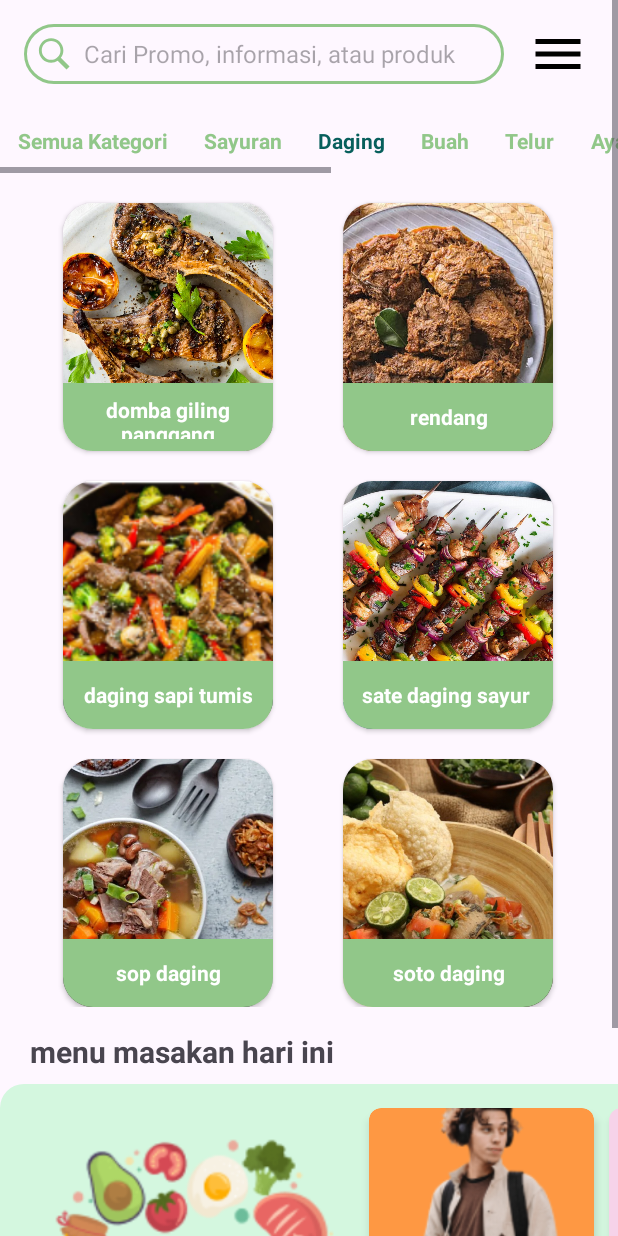
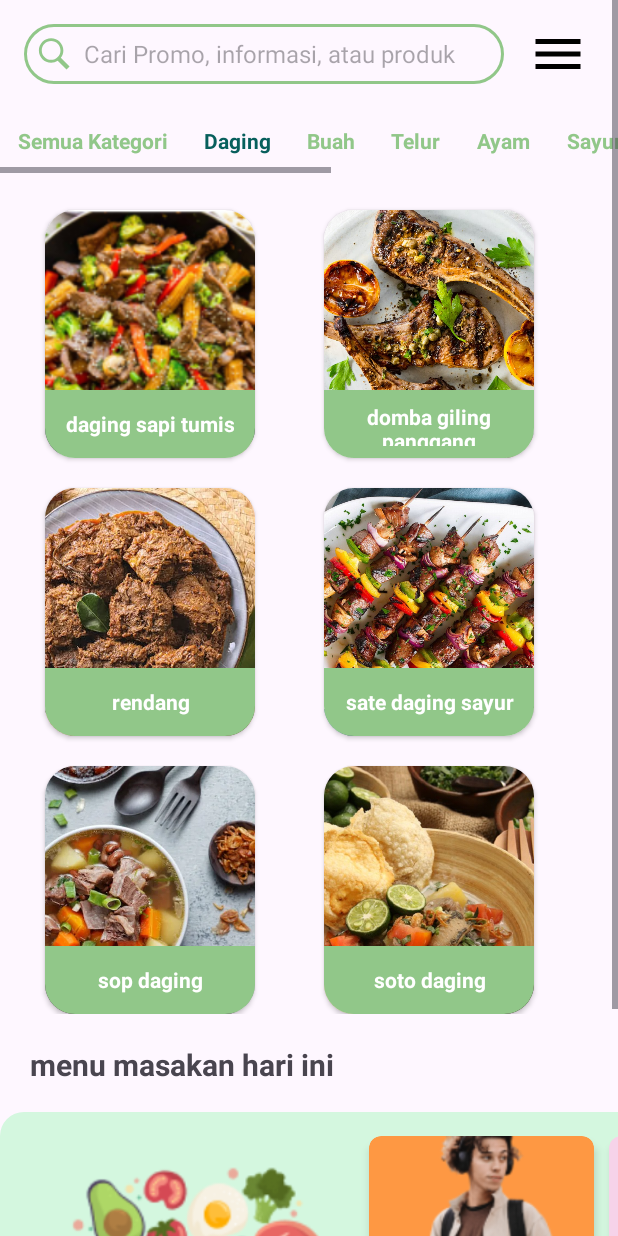
Before and after one commit to rizkyaprinanda/MacroGroup6, an Android app: the DagingPage screen opened directly, with no data from a screen before it, on a phone screen of 412 x 824 dp. Run offline under Robolectric (Android 15) with nearby library versions, the phone set to English and light mode, and no system bars.

Commit message:
Memperbaiki DetailProduk, Home, PertumbuhanAnak, UpdateData, dan kategori page

```diff
--- a/app/src/main/AndroidManifest.xml
+++ b/app/src/main/AndroidManifest.xml
@@ -12,6 +12,9 @@
         android:supportsRtl="true"
         android:theme="@style/Theme.MacroGroup6"
         tools:targetApi="31">
+        <activity
+            android:name=".UpdateDataAnakActivity"
+            android:exported="false" />
         <activity
             android:name=".Category.Ayam.AyamCardItem"
             android:exported="false" />
--- a/app/src/main/java/com/example/macrogroup6/Adapter/DagingCategoryAdapter.kt
+++ b/app/src/main/java/com/example/macrogroup6/Adapter/DagingCategoryAdapter.kt
@@ -14,9 +14,29 @@ import com.example.macrogroup6.R
 class DagingCategoryAdapter(private val context: Context, private val DagingList: List<DagingCardItem>) :
     RecyclerView.Adapter<DagingCategoryAdapter.DagingViewHolder>() {
 
+    private var onItemClickListener: OnItemClickListener? = null
+
+    interface OnItemClickListener {
+        fun onItemClick(position: Int)
+    }
+
+    fun setOnItemClickListener(listener: OnItemClickListener) {
+        onItemClickListener = listener
+    }
+
     inner class DagingViewHolder(itemView: View) : RecyclerView.ViewHolder(itemView) {
         val imgDaging: ImageView = itemView.findViewById(R.id.imgDaging)
         val txtNamaDaging: TextView = itemView.findViewById(R.id.txtNamaDaging)
+
+        init {
+            itemView.setOnClickListener {
+                val position = adapterPosition
+                if (position != RecyclerView.NO_POSITION) {
+                    onItemClickListener?.onItemClick(position)
+                }
+            }
+        }
+
     }
 
     override fun onCreateViewHolder(parent: ViewGroup, viewType: Int): DagingViewHolder {
--- a/app/src/main/java/com/example/macrogroup6/Category/Daging/DagingPage.kt
+++ b/app/src/main/java/com/example/macrogroup6/Category/Daging/DagingPage.kt
@@ -7,68 +7,77 @@ import android.widget.TextView
 import androidx.recyclerview.widget.GridLayoutManager
 import androidx.recyclerview.widget.LinearLayoutManager
 import androidx.recyclerview.widget.RecyclerView
-import com.example.macrogroup6.Adapter.BuahCategoryAdapter
 import com.example.macrogroup6.Adapter.DagingCategoryAdapter
-import com.example.macrogroup6.Category.Buah.BuahCardItem
+import com.example.macrogroup6.Adapter.SubCategoryAdapter
 import com.example.macrogroup6.Category.Buah.BuahPage
 import com.example.macrogroup6.Category.CategoryPage
 import com.example.macrogroup6.Category.Sayuran.SayuranPage
+import com.example.macrogroup6.DetailProdukActivity
 import com.example.macrogroup6.R
 
 class DagingPage : AppCompatActivity() {
 
     private lateinit var recyclerView: RecyclerView
-    private lateinit var dagingCategoryAdapter: DagingCategoryAdapter
+    private lateinit var subCategoryAdapter: DagingCategoryAdapter
 
     override fun onCreate(savedInstanceState: Bundle?) {
         super.onCreate(savedInstanceState)
         setContentView(R.layout.activity_daging_page)
 
-        val textViewSemuaKategori = findViewById<TextView>(R.id.tv_semua_kategori)
-        val textViewSayuran= findViewById<TextView>(R.id.tv_sayuran)
-        val textViewBuah= findViewById<TextView>(R.id.tv_buah)
-        val textViewTelur= findViewById<TextView>(R.id.tv_buah)
-        val textViewAyam= findViewById<TextView>(R.id.tv_buah)
-
+        val textViewSemuaKategori = findViewById<TextView>(R.id.tx_semua_kategori)
+        val textViewSayuran = findViewById<TextView>(R.id.tx_sayuran)
+        val textViewBuah = findViewById<TextView>(R.id.tx_buah)
 
         val dagingList = mutableListOf(
             DagingCardItem("daging sapi tumis", R.drawable.daging_sapi_tumis),
             DagingCardItem("domba giling panggang", R.drawable.daging_domba_giling),
             DagingCardItem("rendang", R.drawable.daging_rendang),
-            DagingCardItem("sate daging sayur ", R.drawable.daging_sate_sayur),
+            DagingCardItem("sate daging sayur", R.drawable.daging_sate_sayur),
             DagingCardItem("sop daging", R.drawable.daging_sop),
             DagingCardItem("soto daging", R.drawable.daging_soto),
             // Tambahkan item lainnya
         )
 
         recyclerView = findViewById(R.id.recyclerViewDaging)
-        dagingCategoryAdapter = DagingCategoryAdapter(this, dagingList)
+        subCategoryAdapter = DagingCategoryAdapter(this, dagingList)
 
         recyclerView.layoutManager = LinearLayoutManager(this)
-        recyclerView.adapter = dagingCategoryAdapter
+        recyclerView.adapter = subCategoryAdapter
 
-
-        val sortedDagingList = dagingList.sortedBy { it.gambarDaging} // Sesuaikan dengan atribut indeks yang ada pada SayuranCardItem
+        val sortedDagingList = dagingList.sortedBy { it.namaDaging } // Sesuaikan dengan atribut indeks yang ada pada DagingCardItem
 
         recyclerView = findViewById(R.id.recyclerViewDaging)
-        dagingCategoryAdapter = DagingCategoryAdapter(this, sortedDagingList)
+        subCategoryAdapter = DagingCategoryAdapter(this, sortedDagingList)
 
         recyclerView.layoutManager = GridLayoutManager(this, 2) // 2 kolom sesuai dengan app:spanCount="2"
-        recyclerView.adapter = dagingCategoryAdapter
+        recyclerView.adapter = subCategoryAdapter
 
-//        fungsi untuk click kategori di bawah search view
+        subCategoryAdapter.setOnItemClickListener(object : DagingCategoryAdapter.OnItemClickListener {
+            override fun onItemClick(position: Int) {
+                val selectedItem = dagingList[position] // Dapatkan item yang diklik
+                val intent = Intent(this@DagingPage, DetailProdukActivity::class.java)
 
-        textViewSemuaKategori.setOnClickListener{
+                // Kirim data yang diperlukan ke DetailProductActivity
+                intent.putExtra("judulProduk", selectedItem.namaDaging)
+                intent.putExtra("gambarProduk", selectedItem.gambarDaging)
+
+                startActivity(intent)
+                overridePendingTransition(R.anim.slide_in_right, R.anim.slide_out_left)
+            }
+        })
+
+        // Fungsi untuk mengakses kategori di bawah search view
+        textViewSemuaKategori.setOnClickListener {
             val intent = Intent(this, CategoryPage::class.java)
             startActivity(intent)
             overridePendingTransition(R.anim.slide_in_right, R.anim.slide_out_left)
         }
-        textViewSayuran.setOnClickListener{
+        textViewSayuran.setOnClickListener {
             val intent = Intent(this, SayuranPage::class.java)
             startActivity(intent)
             overridePendingTransition(R.anim.slide_in_right, R.anim.slide_out_left)
         }
-        textViewBuah.setOnClickListener{
+        textViewBuah.setOnClickListener {
             val intent = Intent(this, BuahPage::class.java)
             startActivity(intent)
             overridePendingTransition(R.anim.slide_in_right, R.anim.slide_out_left)
--- a/app/src/main/java/com/example/macrogroup6/HomeActivity.kt
+++ b/app/src/main/java/com/example/macrogroup6/HomeActivity.kt
@@ -6,7 +6,6 @@ import android.view.View
 import androidx.appcompat.app.AppCompatActivity
 import androidx.recyclerview.widget.LinearLayoutManager
 import com.example.macrogroup6.Category.CategoryPage
-import com.example.macrogroup6.databinding.ActivityHalamanInformasiBinding
 import com.example.macrogroup6.databinding.ActivityHomeBinding
 
 
--- a/app/src/main/res/layout/activity_daging_page.xml
+++ b/app/src/main/res/layout/activity_daging_page.xml
@@ -64,12 +64,13 @@
             android:layout_below="@id/searchView">
 
             <LinearLayout
+                android:id="@+id/scroll_category"
                 android:layout_width="wrap_content"
                 android:layout_height="wrap_content"
                 android:orientation="horizontal">
 
                 <TextView
-                    android:id="@+id/tv_semua_kategori"
+                    android:id="@+id/tx_semua_kategori"
                     android:layout_width="wrap_content"
                     android:layout_height="wrap_content"
                     android:text="@string/semua_kategori"
@@ -78,7 +79,43 @@
                     android:textColor="@color/primary" />
 
                 <TextView
-                    android:id="@+id/tv_sayuran"
+                    android:id="@+id/tx_daging"
+                    android:layout_width="wrap_content"
+                    android:layout_height="wrap_content"
+                    android:text="@string/daging"
+                    android:textStyle="bold"
+                    android:padding="12dp"
+                    android:textColor="#075F5C" />
+
+                <TextView
+                    android:id="@+id/tx_buah"
+                    android:layout_width="wrap_content"
+                    android:layout_height="wrap_content"
+                    android:text="@string/buah"
+                    android:textStyle="bold"
+                    android:padding="12dp"
+                    android:textColor="@color/primary" />
+
+                <TextView
+                    android:id="@+id/tx_telur"
+                    android:layout_width="wrap_content"
+                    android:layout_height="wrap_content"
+                    android:text="@string/telur"
+                    android:textStyle="bold"
+                    android:padding="12dp"
+                    android:textColor="@color/primary" />
+
+                <TextView
+                    android:id="@+id/tx_ayam"
+                    android:layout_width="wrap_content"
+                    android:layout_height="wrap_content"
+                    android:text="@string/ayam"
+                    android:textStyle="bold"
+                    android:padding="12dp"
+                    android:textColor="@color/primary" />
+
+                <TextView
+                    android:id="@+id/tx_sayuran"
                     android:layout_width="wrap_content"
                     android:layout_height="wrap_content"
                     android:padding="12dp"
@@ -87,43 +124,7 @@
                     android:textStyle="bold" />
 
                 <TextView
-                    android:id="@+id/tv_daging"
-                    android:layout_width="wrap_content"
-                    android:layout_height="wrap_content"
-                    android:text="@string/daging"
-                    android:textStyle="bold"
-                    android:padding="12dp"
-                    android:textColor="#075F5C" />
-
-                <TextView
-                    android:id="@+id/tv_buah"
-                    android:layout_width="wrap_content"
-                    android:layout_height="wrap_content"
-                    android:text="@string/buah"
-                    android:textStyle="bold"
-                    android:padding="12dp"
-                    android:textColor="@color/primary" />
-
-                <TextView
-                    android:id="@+id/tv_telur"
-                    android:layout_width="wrap_content"
-                    android:layout_height="wrap_content"
-                    android:text="@string/telur"
-                    android:textStyle="bold"
-                    android:padding="12dp"
-                    android:textColor="@color/primary" />
-
-                <TextView
-                    android:id="@+id/tv_ayam"
-                    android:layout_width="wrap_content"
-                    android:layout_height="wrap_content"
-                    android:text="@string/ayam"
-                    android:textStyle="bold"
-                    android:padding="12dp"
-                    android:textColor="@color/primary" />
-
-                <TextView
-                    android:id="@+id/tv_hidangan_laut"
+                    android:id="@+id/tx_hidangan_laut"
                     android:layout_width="wrap_content"
                     android:layout_height="wrap_content"
                     android:text="@string/hidangan_laut"
@@ -132,7 +133,7 @@
                     android:textColor="@color/primary" />
 
                 <TextView
-                    android:id="@+id/tv_minuman"
+                    android:id="@+id/tx_minuman"
                     android:layout_width="wrap_content"
                     android:layout_height="wrap_content"
                     android:textStyle="bold"
@@ -141,7 +142,7 @@
                     android:textColor="@color/primary" />
 
                 <TextView
-                    android:id="@+id/tv_makanan_ringan"
+                    android:id="@+id/tx_makanan_ringan"
                     android:layout_width="wrap_content"
                     android:layout_height="wrap_content"
                     android:textStyle="bold"
@@ -152,28 +153,36 @@
             </LinearLayout>
         </HorizontalScrollView>
 
-        <androidx.recyclerview.widget.RecyclerView
-            android:id="@+id/recyclerViewDaging"
+        <androidx.constraintlayout.widget.ConstraintLayout
+            android:id="@+id/container"
             android:layout_width="match_parent"
-            android:layout_height="wrap_content"
-            android:layout_below="@id/hrz_searchview"
-            android:layout_alignParentStart="true"
-            android:layout_alignParentEnd="true"
-            android:layout_centerVertical="true"
-            android:layout_marginStart="32dp"
-            android:layout_marginEnd="6dp"
-            android:layout_marginBottom="16dp"
-            app:layoutManager="androidx.recyclerview.widget.GridLayoutManager"
-            app:spanCount="2"
-            tools:listitem="@layout/activity_buah_card_item" />
+            android:layout_height="wrap_content">
+
+            <androidx.recyclerview.widget.RecyclerView
+                android:id="@+id/recyclerViewDaging"
+                android:layout_width="match_parent"
+                android:layout_height="wrap_content"
+                android:layout_marginTop="120dp"
+                android:layout_marginStart="20dp"
+                android:layout_marginEnd="20dp"
+                app:layout_constraintTop_toTopOf="@id/container"
+                app:layoutManager="androidx.recyclerview.widget.GridLayoutManager"
+                app:layout_constraintEnd_toEndOf="parent"
+                app:layout_constraintStart_toStartOf="parent"
+                app:spanCount="2"
+                tools:listitem="@layout/activity_daging_card_item" />
+
+        </androidx.constraintlayout.widget.ConstraintLayout>
 
         <TextView
             android:id="@+id/txt_menu_hari_ini"
             android:layout_width="match_parent"
             android:layout_height="wrap_content"
-            android:layout_below="@+id/recyclerViewDaging"
+            android:layout_below="@+id/container"
             android:text="@string/menu_masakan_hari_ini"
+            android:layout_marginTop="20dp"
             android:layout_marginStart="20dp"
+            android:layout_marginBottom="10dp"
             android:textSize="20sp"
             android:textStyle="bold" />
 
--- a/app/src/main/res/layout/activity_pertumbuhan_anak.xml
+++ b/app/src/main/res/layout/activity_pertumbuhan_anak.xml
@@ -91,16 +91,15 @@
                 android:layout_height="19dp"
                 android:layout_marginStart="15dp"
                 android:layout_marginTop="10dp"
-                android:layout_marginEnd="100dp"
                 android:text="Terakhir diupdate" />
 
             <TextView
                 android:id="@+id/tv2"
+                android:layout_marginStart="50dp"
                 android:layout_width="match_parent"
                 android:layout_height="19dp"
-                android:layout_marginStart="15dp"
                 android:layout_marginTop="10dp"
-                android:layout_marginEnd="50dp"
+                android:layout_marginEnd="20dp"
                 android:layout_marginBottom="20dp"
                 android:text="9 Sep 2023"
                 android:textAlignment="textEnd" />
```
Also changed, not shown: app/src/main/java/com/example/macrogroup6/Adapter/SubCategoryAdapter.kt (+22 -0 lines), app/src/main/java/com/example/macrogroup6/Category/Sayuran/SayuranPage.kt (+17 -1 lines), app/src/main/java/com/example/macrogroup6/DetailProdukActivity.kt (+20 -8 lines), app/src/main/java/com/example/macrogroup6/PertumbuhanAnakActivity.kt (+18 -12 lines), app/src/main/java/com/example/macrogroup6/ProfilAnakActivity.kt (+7 -6 lines), app/src/main/java/com/example/macrogroup6/UpdateDataAnakActivity.kt (added, +47 -0 lines), app/src/main/res/layout/activity_login.xml (+6 -2 lines), app/src/main/res/layout/activity_profil_anak.xml (+0 -15 lines), app/src/main/res/layout/activity_update_data_anak.xml (added, +230 -0 lines), app/src/main/res/layout/sayuran_page.xml (+17 -8 lines), 4 other files.
